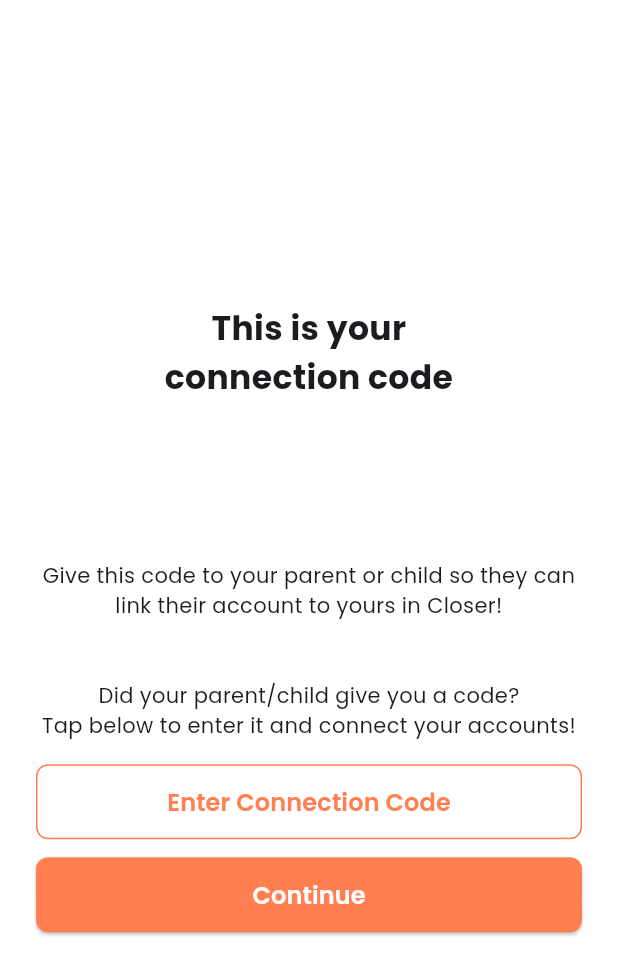
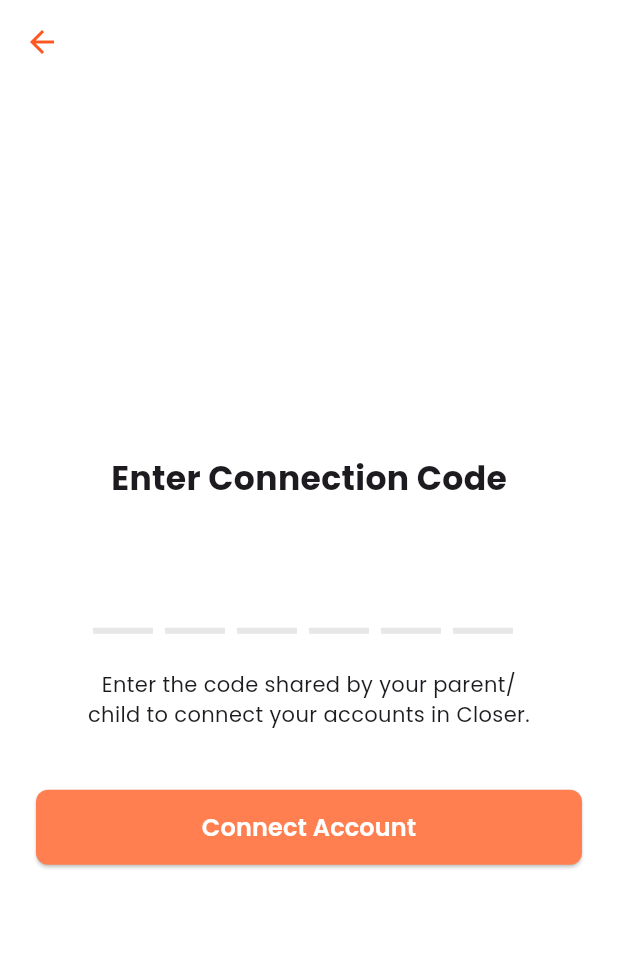
Before and after one commit to AndrewSebastianH/thesis-frontend, a Flutter app: the ConnectionCodeScreen screen opened directly with empty values, after a tap on "Enter Connection Code", on a phone screen of 412 x 824 dp. Shown: the top 975 px of the screen. Run offline on Flutter 3.47's test engine with Material 3 defaults, Android fonts, the phone set to English and light mode, and no system bars; drawn by our look-alikes of flutter_otp_text_field; our stand-ins replace flutter_dotenv, go_router, google_fonts, shared_preferences; accounts and stored records are empty.

Commit message:
feat: added new registration shell for back button, moved files for modularity

```diff
--- /dev/null
+++ b/thesis_frontend/lib/screens/registration/link_accounts_page.dart
@@ -0,0 +1,70 @@
+import 'package:flutter/material.dart';
+import 'package:flutter_otp_text_field/flutter_otp_text_field.dart';
+
+class LinkAccountPage extends StatelessWidget {
+  const LinkAccountPage({Key? key}) : super(key: key);
+
+  @override
+  Widget build(BuildContext context) {
+    return Scaffold(
+      body: Center(
+        child: Padding(
+          padding: const EdgeInsets.symmetric(horizontal: 24.0),
+          child: Column(
+            mainAxisAlignment: MainAxisAlignment.center,
+            children: [
+              const Text(
+                "Enter Connection Code",
+                style: TextStyle(fontSize: 22, fontWeight: FontWeight.bold),
+              ),
+              const SizedBox(height: 40),
+
+              // OTP / PIN Code Input
+              OtpTextField(
+                numberOfFields: 6,
+                borderColor: const Color(0xFFFF7F50),
+                focusedBorderColor: const Color(0xFFFF7F50),
+                showFieldAsBox: false,
+                borderWidth: 4.0,
+                onSubmit: (code) {
+                  print("Entered code: $code");
+                  // Handle logic
+                },
+              ),
+
+              const SizedBox(height: 24),
+              const Text(
+                "Enter the code shared by your parent/\nchild to connect your accounts in Closer.",
+                textAlign: TextAlign.center,
+              ),
+
+              const SizedBox(height: 40),
+
+              // Your custom button here
+              SizedBox(
+                width: double.infinity,
+                height: 50,
+                child: ElevatedButton(
+                  style: ElevatedButton.styleFrom(
+                    backgroundColor: const Color(0xFFFF7F50),
+                    foregroundColor: Colors.white,
+                    shape: RoundedRectangleBorder(
+                      borderRadius: BorderRadius.circular(8),
+                    ),
+                  ),
+                  onPressed: () {
+                    // Validate & connect account
+                  },
+                  child: const Text(
+                    "Connect Account",
+                    style: TextStyle(fontSize: 16, fontWeight: FontWeight.w600),
+                  ),
+                ),
+              ),
+            ],
+          ),
+        ),
+      ),
+    );
+  }
+}
--- a/thesis_frontend/lib/screens/connection_code.dart
+++ b/thesis_frontend/lib/screens/registration/view_connection_code.dart
@@ -1,4 +1,5 @@
 import 'package:flutter/material.dart';
+import 'package:go_router/go_router.dart';
 import 'package:thesis_frontend/widgets/custom_button.dart';
 
 class ConnectionCodeScreen extends StatelessWidget {
@@ -45,38 +46,20 @@ class ConnectionCodeScreen extends StatelessWidget {
               ),
               const SizedBox(height: 16),
 
-              /// Outlined Button (Full Width)
               SizedBox(
                 width: double.infinity,
                 height: 50,
                 child: CustomButton(
                   text: "Enter Connection Code",
                   onPressed: () {
-                    // Show enter code input or navigate
+                    context.push("/link-account");
                   },
                   isOutlined: true,
                 ),
-                // OutlinedButton(
-                //   style: OutlinedButton.styleFrom(
-                //     foregroundColor: Color(0xFFFF7F50),
-                //     side: const BorderSide(color: Color(0xFFFF7F50)),
-                //     shape: RoundedRectangleBorder(
-                //       borderRadius: BorderRadius.circular(8),
-                //     ),
-                //   ),
-                //   onPressed: () {
-                //     // Show enter code input or navigate
-                //   },
-                //   child: const Text(
-                //     "Enter Connection Code",
-                //     style: TextStyle(fontSize: 16, fontWeight: FontWeight.w600),
-                //   ),
-                // ),
               ),
 
-              const SizedBox(height: 12),
+              const SizedBox(height: 20),
 
-              /// Elevated Button (Full Width)
               SizedBox(
                 width: double.infinity,
                 height: 50,
@@ -86,21 +69,6 @@ class ConnectionCodeScreen extends StatelessWidget {
                     // Go to next screen (maybe homepage?)
                   },
                 ),
-                // ElevatedButton(
-                //   style: ElevatedButton.styleFrom(
-                //     backgroundColor: Color(0xFFFF7F50),
-                //     shape: RoundedRectangleBorder(
-                //       borderRadius: BorderRadius.circular(8),
-                //     ),
-                //   ),
-                //   onPressed: () {
-                //     // Go to next screen (maybe homepage?)
-                //   },
-                //   child: const Text(
-                //     "Continue",
-                //     style: TextStyle(fontSize: 16, fontWeight: FontWeight.w600),
-                //   ),
-                // ),
               ),
             ],
           ),
--- /dev/null
+++ b/thesis_frontend/lib/widgets/registration_shell.dart
@@ -0,0 +1,29 @@
+import 'package:flutter/material.dart';
+import 'package:go_router/go_router.dart';
+
+class RegistrationShell extends StatelessWidget {
+  final Widget child;
+  final String title;
+
+  const RegistrationShell({
+    super.key,
+    required this.child,
+    required this.title,
+  });
+
+  @override
+  Widget build(BuildContext context) {
+    return Scaffold(
+      appBar: AppBar(
+        leading: IconButton(
+          icon: const Icon(Icons.arrow_back),
+          onPressed: () => context.pop(),
+          tooltip: 'Back',
+        ),
+        title: Text(title),
+        centerTitle: true,
+      ),
+      body: child,
+    );
+  }
+}
--- a/thesis_frontend/pubspec.yaml
+++ b/thesis_frontend/pubspec.yaml
@@ -37,6 +37,7 @@ dependencies:
   shared_preferences: ^2.5.3
   flutter_dotenv: ^5.2.1
   google_fonts: ^6.0.0
+  flutter_otp_text_field: ^1.5.0
 
   # The following adds the Cupertino Icons font to your application.
   # Use with the CupertinoIcons class for iOS style icons.
```
Also changed, not shown: thesis_frontend/lib/main.dart (+28 -11 lines), thesis_frontend/lib/screens/registration/signin.dart (added, +196 -0 lines), thesis_frontend/lib/screens/registration/signup.dart (renamed from thesis_frontend/lib/screens/signin.dart, +67 -88 lines), thesis_frontend/lib/screens/signup.dart (deleted, +0 -187 lines), thesis_frontend/lib/screens/registration/choose_role.dart (added), thesis_frontend/lib/screens/registration/loading.dart (renamed from thesis_frontend/lib/screens/loading.dart).
